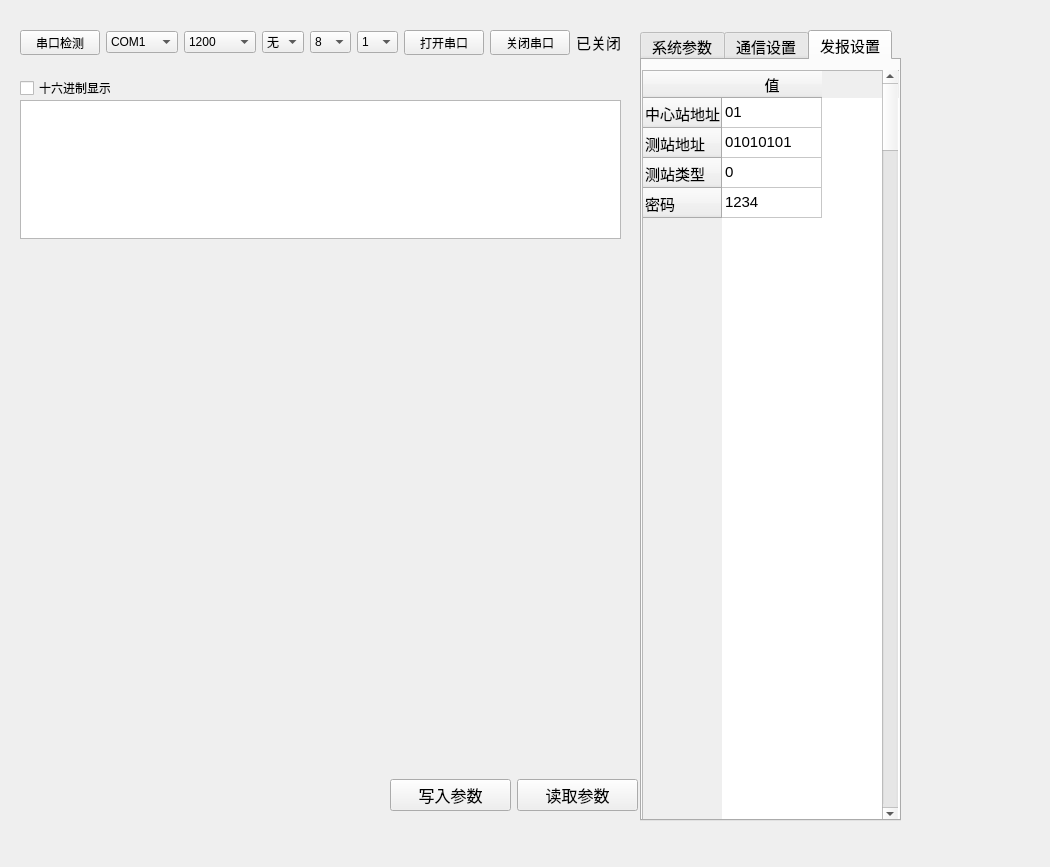
This is Python/pyqt/rtuUI/rtuUI.ui in xiefeimcu/mcu_code as Qt 5 draws it before an edit. The edited form follows.
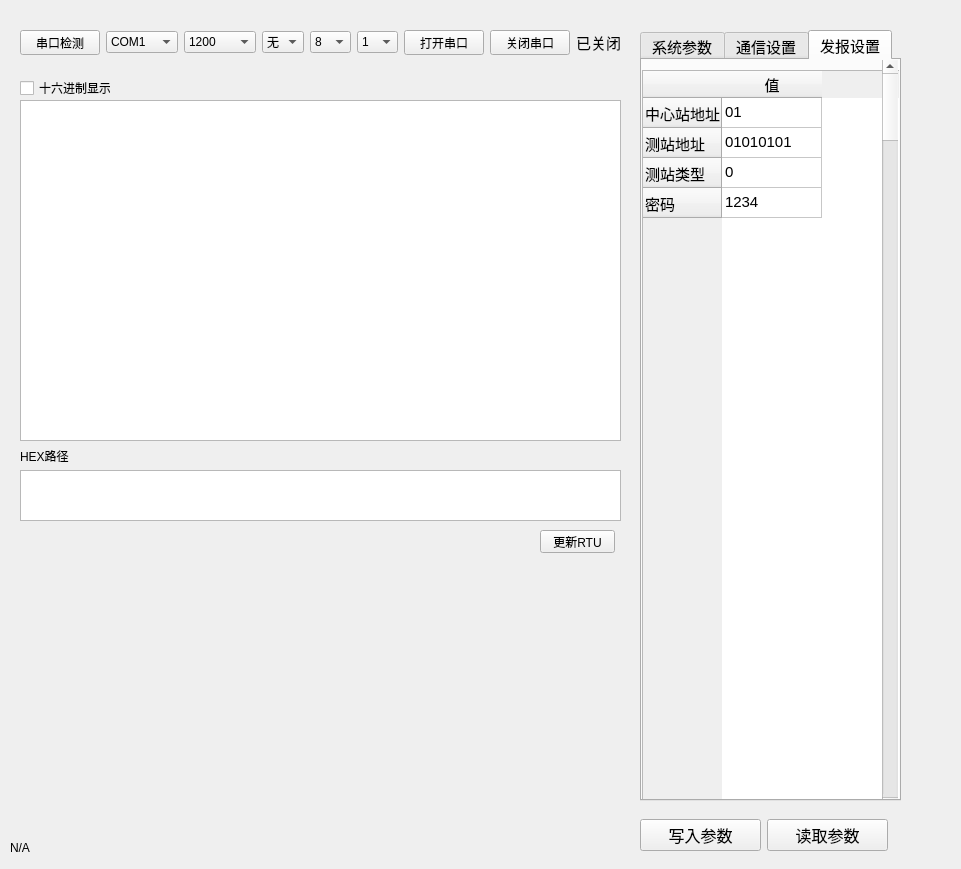
This is the edited form.

The edit to the form file:
```diff
--- a/Python/pyqt/rtuUI/rtuUI.ui
+++ b/Python/pyqt/rtuUI/rtuUI.ui
@@ -6,13 +6,16 @@
    <rect>
     <x>0</x>
     <y>0</y>
-    <width>1050</width>
-    <height>867</height>
+    <width>961</width>
+    <height>869</height>
    </rect>
   </property>
   <property name="windowTitle">
    <string>易周科技 YZ-G300</string>
   </property>
+  <property name="autoFillBackground">
+   <bool>false</bool>
+  </property>
   <widget class="QWidget" name="layoutWidget">
    <property name="geometry">
     <rect>
@@ -235,7 +238,7 @@
      <x>640</x>
      <y>30</y>
      <width>261</width>
-     <height>791</height>
+     <height>771</height>
     </rect>
    </property>
    <property name="font">
@@ -420,7 +423,7 @@
      <property name="geometry">
       <rect>
        <x>240</x>
-       <y>10</y>
+       <y>0</y>
        <width>16</width>
        <height>751</height>
       </rect>
@@ -450,15 +453,15 @@
      <x>20</x>
      <y>100</y>
      <width>601</width>
-     <height>139</height>
+     <height>341</height>
     </rect>
    </property>
   </widget>
   <widget class="QWidget" name="layoutWidget">
    <property name="geometry">
     <rect>
-     <x>390</x>
-     <y>770</y>
+     <x>640</x>
+     <y>810</y>
      <width>248</width>
      <height>51</height>
     </rect>
@@ -492,6 +495,55 @@
     </item>
    </layout>
   </widget>
+  <widget class="QLabel" name="label_2">
+   <property name="geometry">
+    <rect>
+     <x>10</x>
+     <y>840</y>
+     <width>541</width>
+     <height>16</height>
+    </rect>
+   </property>
+   <property name="text">
+    <string>N/A</string>
+   </property>
+  </widget>
+  <widget class="QTextEdit" name="textEdit">
+   <property name="geometry">
+    <rect>
+     <x>20</x>
+     <y>470</y>
+     <width>601</width>
+     <height>51</height>
+    </rect>
+   </property>
+  </widget>
+  <widget class="QLabel" name="label_3">
+   <property name="geometry">
+    <rect>
+     <x>20</x>
+     <y>450</y>
+     <width>54</width>
+     <height>12</height>
+    </rect>
+   </property>
+   <property name="text">
+    <string>HEX路径</string>
+   </property>
+  </widget>
+  <widget class="QPushButton" name="pushButton_6">
+   <property name="geometry">
+    <rect>
+     <x>540</x>
+     <y>530</y>
+     <width>75</width>
+     <height>23</height>
+    </rect>
+   </property>
+   <property name="text">
+    <string>更新RTU</string>
+   </property>
+  </widget>
   <zorder>layoutWidget</zorder>
   <zorder>layoutWidget</zorder>
   <zorder>checkBox</zorder>
```
Left out of the diff: 9 changed lines with no effect on the pictures.
